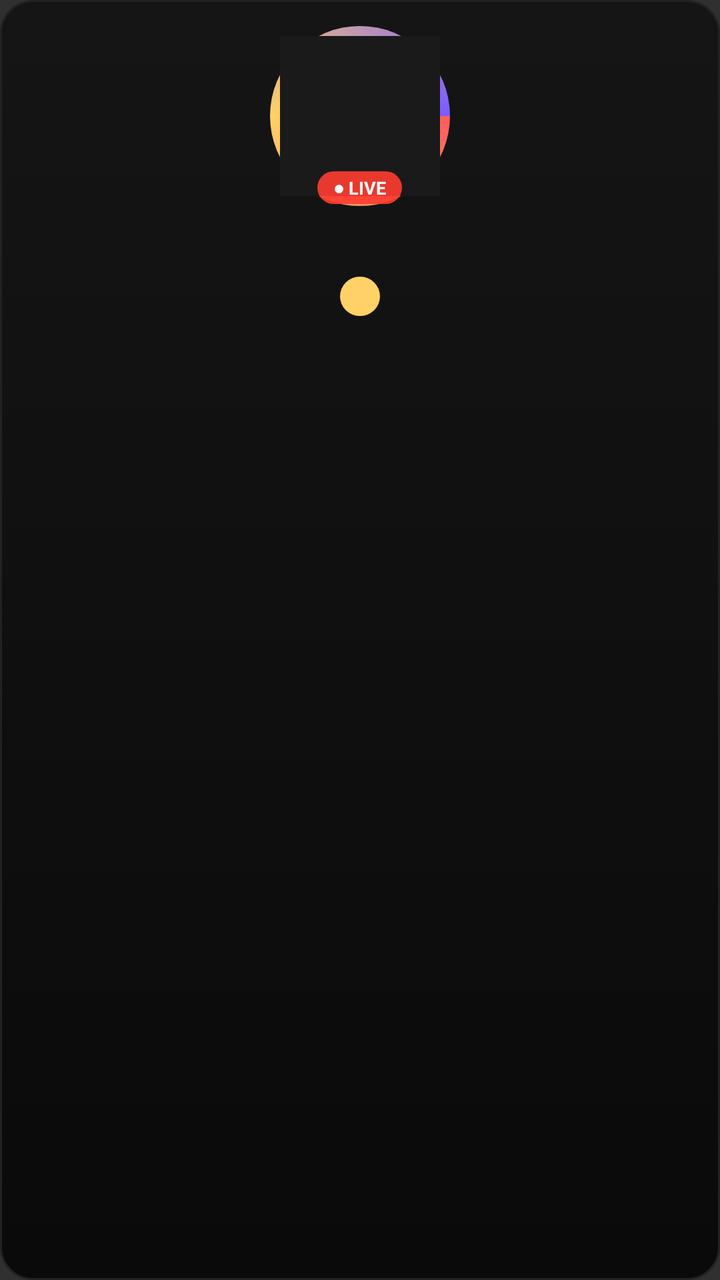
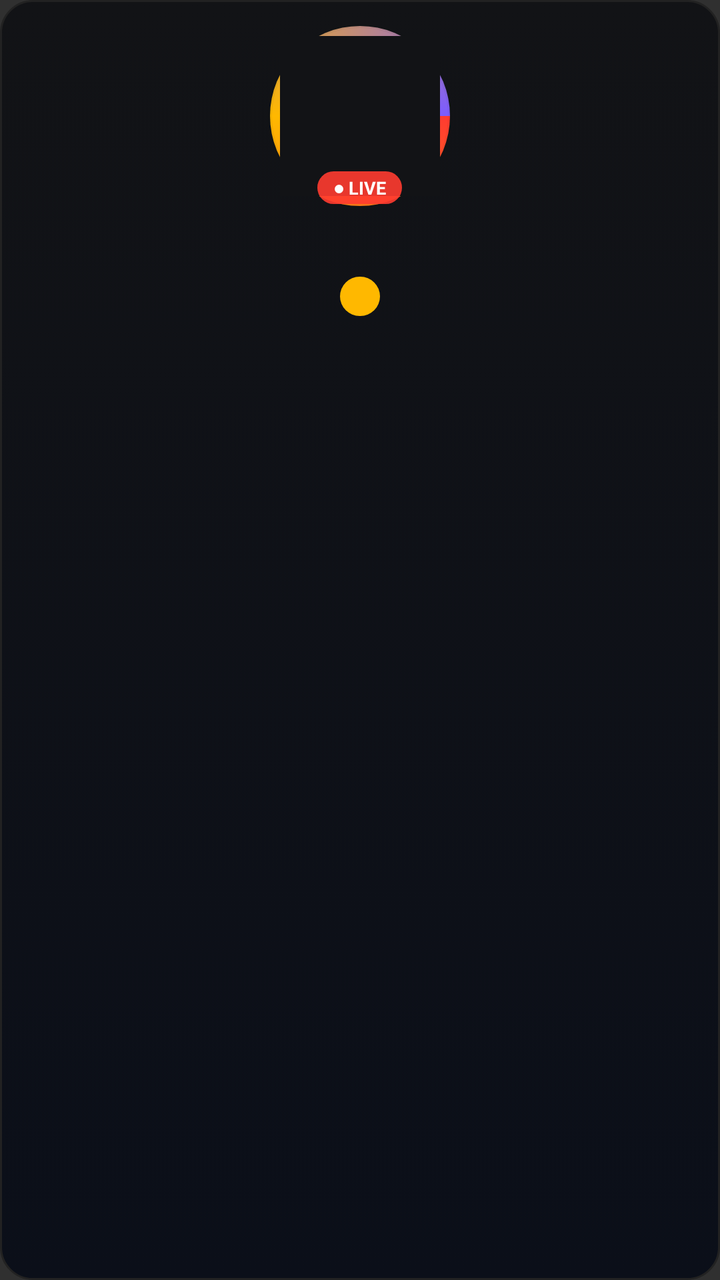

An Android layout rendered at two revisions. The XML below is the earlier revision; the diff shows what the commit changed to produce the second picture.
<!-- AndroidManifest.xml: application theme Theme.AppCompat.NoActionBar -->
<!-- res/layout/item_live_room.xml -->
<?xml version="1.0" encoding="utf-8"?>
<LinearLayout xmlns:android="http://schemas.android.com/apk/res/android"
    android:layout_width="match_parent"
    android:layout_height="wrap_content"
    android:orientation="vertical"
    android:gravity="center_horizontal"
    android:padding="12dp"
    android:layout_margin="6dp"
    android:background="@drawable/card_live_bg"
    android:focusable="true"
    android:clickable="true">

    <FrameLayout
        android:layout_width="92dp"
        android:layout_height="92dp">

        <View
            android:layout_width="92dp"
            android:layout_height="92dp"
            android:background="@drawable/avatar_ring" />

        <ImageView
            android:id="@+id/avatar"
            android:layout_width="80dp"
            android:layout_height="80dp"
            android:layout_gravity="center"
            android:scaleType="centerCrop"
            android:background="#1A1A1A"
            android:contentDescription="@string/app_name" />

        <TextView
            android:layout_width="wrap_content"
            android:layout_height="wrap_content"
            android:layout_gravity="bottom|center_horizontal"
            android:layout_marginBottom="2dp"
            android:text="● LIVE"
            android:textColor="#FFFFFF"
            android:background="@drawable/badge_live"
            android:paddingLeft="8dp"
            android:paddingRight="8dp"
            android:paddingTop="2dp"
            android:paddingBottom="2dp"
            android:textSize="9sp"
            android:textStyle="bold" />
    </FrameLayout>

    <TextView
        android:id="@+id/blvName"
        android:layout_width="match_parent"
        android:layout_height="wrap_content"
        android:layout_marginTop="10dp"
        android:gravity="center"
        android:textColor="#FFFFFF"
        android:textSize="15sp"
        android:textStyle="bold"
        android:ellipsize="end"
        android:maxLines="1" />

    <TextView
        android:id="@+id/viewers"
        android:layout_width="wrap_content"
        android:layout_height="wrap_content"
        android:layout_marginTop="4dp"
        android:gravity="center"
        android:textColor="#000000"
        android:background="@drawable/pill_viewers"
        android:paddingLeft="10dp"
        android:paddingRight="10dp"
        android:paddingTop="3dp"
        android:paddingBottom="3dp"
        android:textSize="10sp"
        android:textStyle="bold" />

    <TextView
        android:id="@+id/matchTitle"
        android:layout_width="match_parent"
        android:layout_height="wrap_content"
        android:layout_marginTop="8dp"
        android:gravity="center"
        android:textColor="#D7DEED"
        android:textSize="12sp"
        android:ellipsize="end"
        android:maxLines="2" />

    <TextView
        android:id="@+id/league"
        android:layout_width="match_parent"
        android:layout_height="wrap_content"
        android:layout_marginTop="3dp"
        android:gravity="center"
        android:textColor="#4CC9F0"
        android:textSize="10sp"
        android:textStyle="bold"
        android:ellipsize="end"
        android:maxLines="1" />
</LinearLayout>
<!-- resources referenced by this layout -->
<resources>
  <!-- drawable avatar_ring (drawable) -->
  <?xml version="1.0" encoding="utf-8"?>
  <shape xmlns:android="http://schemas.android.com/apk/res/android" android:shape="oval">
      <gradient android:type="sweep" android:startColor="#FF5D5D" android:centerColor="#FFD166" android:endColor="#7C5CFF" />
      <stroke android:width="2dp" android:color="#00000000" />
  </shape>
  <!-- drawable badge_live (drawable) -->
  <?xml version="1.0" encoding="utf-8"?>
  <shape xmlns:android="http://schemas.android.com/apk/res/android" android:shape="rectangle">
      <solid android:color="#E6FF3B30" />
      <corners android:radius="9dp" />
  </shape>
  <!-- drawable card_live_bg (drawable) -->
  <?xml version="1.0" encoding="utf-8"?>
  <selector xmlns:android="http://schemas.android.com/apk/res/android">
      <item android:state_focused="true">
          <shape>
              <gradient android:angle="270" android:startColor="#1E1E1E" android:endColor="#151515" />
              <corners android:radius="16dp" />
              <stroke android:width="2dp" android:color="#FFD166" />
          </shape>
      </item>
      <item android:state_pressed="true">
          <shape>
              <solid android:color="#1E1E1E" />
              <corners android:radius="16dp" />
              <stroke android:width="2dp" android:color="#FF9F1C" />
          </shape>
      </item>
      <item>
          <shape>
              <gradient android:angle="270" android:startColor="#151515" android:endColor="#0A0A0A" />
              <corners android:radius="16dp" />
              <stroke android:width="1dp" android:color="#222222" />
          </shape>
      </item>
  </selector>
  <!-- drawable pill_viewers (drawable) -->
  <?xml version="1.0" encoding="utf-8"?>
  <shape xmlns:android="http://schemas.android.com/apk/res/android" android:shape="rectangle">
      <solid android:color="#FFD166" />
      <corners android:radius="11dp" />
  </shape>
  <string name="app_name">KênhLive</string>
</resources>

<!-- the commit's change to res/layout/item_live_room.xml (unified diff, before → after) -->
@@ -25,7 +25,7 @@
             android:layout_height="80dp"
             android:layout_gravity="center"
             android:scaleType="centerCrop"
-            android:background="#1A1A1A"
+            android:background="#121316"
             android:contentDescription="@string/app_name" />
 
         <TextView
@@ -62,7 +62,7 @@
         android:layout_height="wrap_content"
         android:layout_marginTop="4dp"
         android:gravity="center"
-        android:textColor="#000000"
+        android:textColor="#0B0F19"
         android:background="@drawable/pill_viewers"
         android:paddingLeft="10dp"
         android:paddingRight="10dp"
<!-- resource entries referenced after the edit -->
@@ -3,8 +3,8 @@
   <!-- drawable avatar_ring (drawable) -->
   <?xml version="1.0" encoding="utf-8"?>
   <shape xmlns:android="http://schemas.android.com/apk/res/android" android:shape="oval">
-      <gradient android:type="sweep" android:startColor="#FF5D5D" android:centerColor="#FFD166" android:endColor="#7C5CFF" />
-      <stroke android:width="2dp" android:color="#00000000" />
+      <gradient android:type="sweep" android:startColor="#FF3B30" android:centerColor="#FFB800" android:endColor="#7C5CFF" />
+      <stroke android:width="2dp" android:color="#0B0F1900" />
   </shape>
   <!-- drawable badge_live (drawable) -->
   <?xml version="1.0" encoding="utf-8"?>
@@ -17,21 +17,21 @@
   <selector xmlns:android="http://schemas.android.com/apk/res/android">
       <item android:state_focused="true">
           <shape>
-              <gradient android:angle="270" android:startColor="#1E1E1E" android:endColor="#151515" />
+              <gradient android:angle="270" android:startColor="#171B26" android:endColor="#121316" />
               <corners android:radius="16dp" />
-              <stroke android:width="2dp" android:color="#FFD166" />
+              <stroke android:width="2dp" android:color="#FFB800" />
           </shape>
       </item>
       <item android:state_pressed="true">
           <shape>
-              <solid android:color="#1E1E1E" />
+              <solid android:color="#171B26" />
               <corners android:radius="16dp" />
-              <stroke android:width="2dp" android:color="#FF9F1C" />
+              <stroke android:width="2dp" android:color="#FFB800" />
           </shape>
       </item>
       <item>
           <shape>
-              <gradient android:angle="270" android:startColor="#151515" android:endColor="#0A0A0A" />
+              <gradient android:angle="270" android:startColor="#121316" android:endColor="#0B0F19" />
               <corners android:radius="16dp" />
               <stroke android:width="1dp" android:color="#222222" />
           </shape>
@@ -40,7 +40,7 @@
   <!-- drawable pill_viewers (drawable) -->
   <?xml version="1.0" encoding="utf-8"?>
   <shape xmlns:android="http://schemas.android.com/apk/res/android" android:shape="rectangle">
-      <solid android:color="#FFD166" />
+      <solid android:color="#FFB800" />
       <corners android:radius="11dp" />
   </shape>
   <string name="app_name">KênhLive</string>
